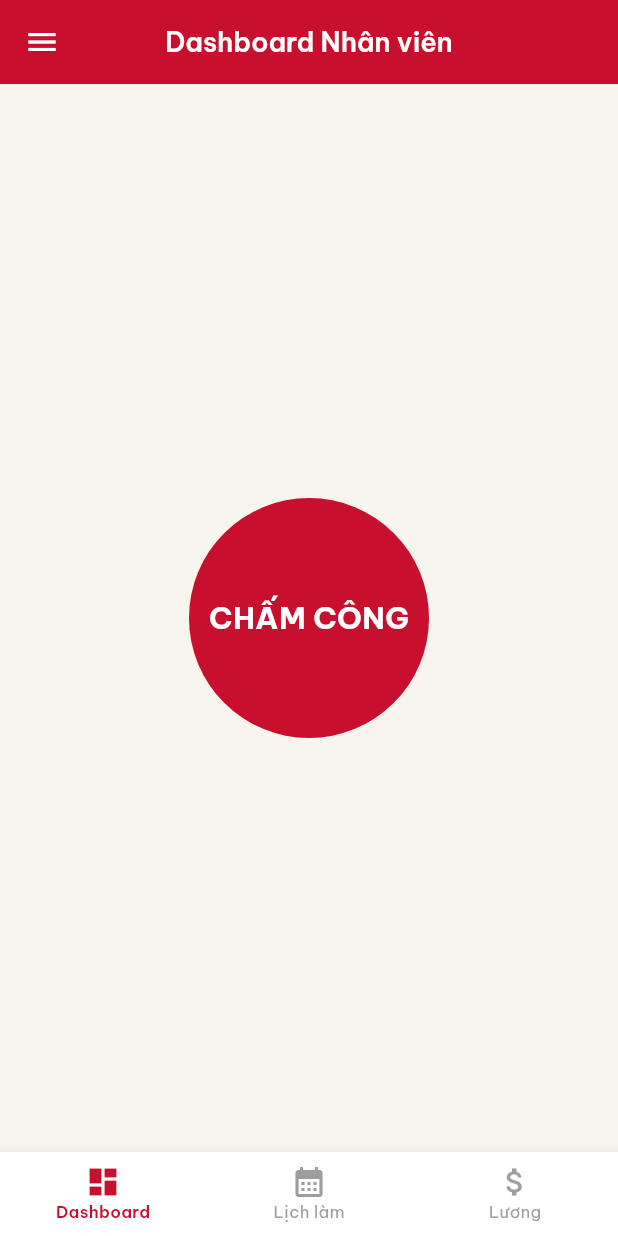
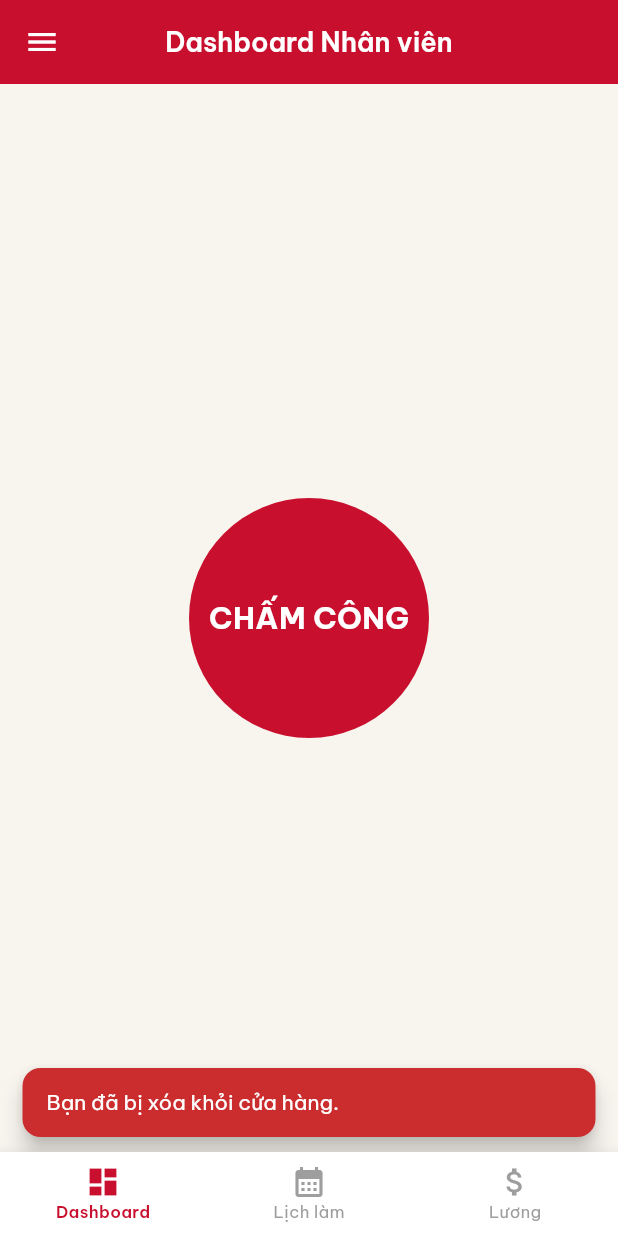
Before and after one commit to 2312741-sudo/appchamcong, a Flutter app: the EmployeeDashboard screen opened directly, on a phone screen of 412 x 824 dp. Run offline on Flutter 3.47's test engine with Material 3 defaults, Android fonts, the phone set to English and light mode, and no system bars; our stand-ins replace cached_network_image, cloud_firestore, equatable, firebase_auth, firebase_core, firebase_messaging and 12 more; missing offline and left inert: excel, mobile_scanner, network_info_plus; accounts and stored records are empty.

Commit message:
feat: add real-time kick detection in employee and manager dashboards

```diff
--- a/lib/features/dashboard/employee_dashboard.dart
+++ b/lib/features/dashboard/employee_dashboard.dart
@@ -4,11 +4,32 @@ import 'package:go_router/go_router.dart';
 import '../../app/router.dart';
 import '../../core/widgets/store_drawer.dart';
 
+import 'package:firebase_auth/firebase_auth.dart';
+import '../../core/constants/app_colors.dart';
+import '../../features/store/providers/store_provider.dart';
+import '../../features/auth/providers/auth_provider.dart';
+
 class EmployeeDashboard extends ConsumerWidget {
   const EmployeeDashboard({super.key});
 
   @override
   Widget build(BuildContext context, WidgetRef ref) {
+    ref.listen(storeMembersProvider, (prev, next) {
+      next.whenData((members) {
+        final uid = FirebaseAuth.instance.currentUser?.uid;
+        final member = members.where((m) => m.userId == uid).firstOrNull;
+        if (member == null) {
+          context.go(AppRoutes.welcome);
+          ScaffoldMessenger.of(context).showSnackBar(
+            const SnackBar(
+              content: Text('Bạn đã bị xóa khỏi cửa hàng.'),
+              backgroundColor: AppColors.primary,
+            ),
+          );
+        }
+      });
+    });
+
     return Scaffold(
       appBar: AppBar(
         title: const Text('Dashboard Nhân viên', style: TextStyle(color: Colors.white)),
```
Also changed, not shown: lib/features/dashboard/manager_dashboard.dart (+21 -0 lines).
